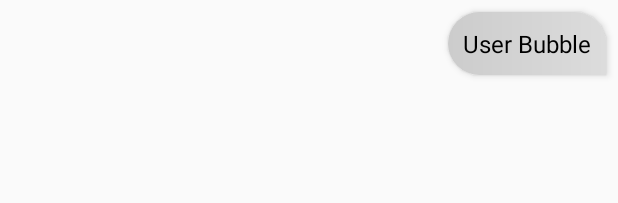
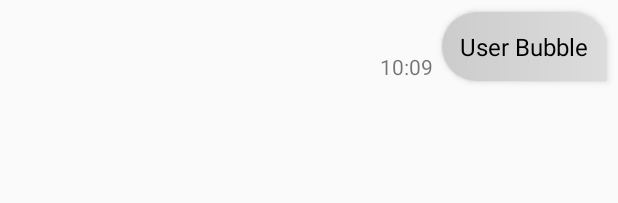
Before and after one commit to deadgrudge1/GenericRestaurant, an Android app: the layout me_bubble.xml on its own in the app's theme, with its tools: preview values and no code run, on a phone screen of 412 x 824 dp. Shown: the top 203 px of the screen. Run offline under Robolectric (Android 15) with nearby library versions, the phone set to English and light mode, and no system bars; network calls fail.

Commit message:
Incomplete Code for inserting time. Kindly run and verify if time of message as well as speak function is working. Comment the speech() function call on 120 in fragment_speak if it doesn't work.

```diff
--- a/app/src/main/res/drawable/me_bubble_chatbot.xml
+++ b/app/src/main/res/drawable/me_bubble_chatbot.xml
@@ -10,6 +10,9 @@
     <gradient
         android:startColor="#CCCCCC"
         android:endColor="#DCDCDC"
+
         />
 
+
+
 </shape>
--- a/app/src/main/res/layout/fragment_mic.xml
+++ b/app/src/main/res/layout/fragment_mic.xml
@@ -15,7 +15,7 @@
         android:layout_marginBottom="-130dp"
         android:text="@string/tap_on_the_button_to_continue"
         android:textColor="@android:color/black"
-        android:textSize="26sp"
+        android:textSize="20dp"
         android:textStyle="normal" />
 
     <android.support.v7.widget.RecyclerView
@@ -48,7 +48,7 @@
         android:textAlignment="center"
         android:text="Amount"
         android:textColor="#000000"
-        android:textSize="20dp"
+        android:textSize="20sp"
         android:textStyle="bold" />
 
     <android.support.design.widget.FloatingActionButton
--- a/app/src/main/res/layout/me_bubble.xml
+++ b/app/src/main/res/layout/me_bubble.xml
@@ -11,13 +11,30 @@
         android:layout_width="wrap_content"
         android:layout_height="wrap_content"
         android:layout_margin="8dp"
-        android:padding="10dp"
+        android:padding="12dp"
         android:textSize="16dp"
         android:text="User Bubble"
-        android:background="@drawable/me_bubble_chatbot"
+
         android:textColor="#000000"
         android:elevation="3dp"
         android:layout_alignParentRight="true"
-        />
+        android:background="@drawable/me_bubble_chatbot"/>
+
+    <TextView
+
+        android:id="@+id/time_textview"
+        android:layout_width="wrap_content"
+        android:layout_height="wrap_content"
+        android:layout_alignBottom="@+id/user_bubble"
+        android:layout_marginEnd="-2dp"
+        android:layout_marginBottom="0dp"
+        android:layout_toStartOf="@+id/user_bubble"
+        android:text="10:09" />
+
+
+
+
+
+
 
 </RelativeLayout>
--- a/app/src/main/res/values/styles.xml
+++ b/app/src/main/res/values/styles.xml
@@ -14,4 +14,6 @@
         <item name="colorControlHighlight">@color/colorAccent</item>
     </style>
 
+
+
 </resources>
```
Also changed, not shown: app/src/main/java/com/example/genericrestaurant/MessageAdapter.java (+15 -1 lines), app/src/main/java/com/example/genericrestaurant/fragment_speak.java (+12 -3 lines).
